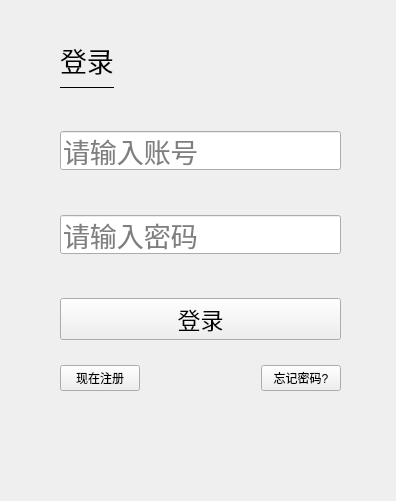
Old version of the form login.ui in the repository bobyasasas/ProjectChat.
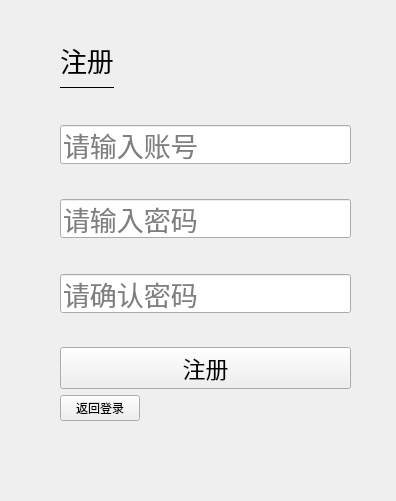
New version of the form. Custom widgets are drawn as their Qt base class.

```diff
--- a/login.ui
+++ b/login.ui
@@ -13,13 +13,13 @@
   <property name="windowTitle">
    <string>登录</string>
   </property>
-  <widget class="QWidget" name="">
+  <widget class="QWidget" name="layoutWidget">
    <property name="geometry">
     <rect>
      <x>60</x>
      <y>40</y>
-     <width>281</width>
-     <height>351</height>
+     <width>291</width>
+     <height>381</height>
     </rect>
    </property>
    <layout class="QVBoxLayout" name="verticalLayout_6">
@@ -37,7 +37,7 @@
              </font>
             </property>
             <property name="text">
-             <string>登录</string>
+             <string>注册</string>
             </property>
            </widget>
           </item>
@@ -99,7 +99,20 @@
         <item>
          <layout class="QVBoxLayout" name="verticalLayout_2">
           <item>
-           <widget class="LineEdit" name="lineEdit">
+           <spacer name="verticalSpacer_6">
+            <property name="orientation">
+             <enum>Qt::Orientation::Vertical</enum>
+            </property>
+            <property name="sizeHint" stdset="0">
+             <size>
+              <width>20</width>
+              <height>40</height>
+             </size>
+            </property>
+           </spacer>
+          </item>
+          <item>
+           <widget class="LineEdit" name="lineEdit_username">
             <property name="font">
              <font>
               <pointsize>20</pointsize>
@@ -174,10 +187,80 @@
             </property>
            </widget>
           </item>
+          <item>
+           <spacer name="verticalSpacer_5">
+            <property name="orientation">
+             <enum>Qt::Orientation::Vertical</enum>
+            </property>
+            <property name="sizeHint" stdset="0">
+             <size>
+              <width>20</width>
+              <height>40</height>
+             </size>
+            </property>
+           </spacer>
+          </item>
+          <item>
+           <widget class="PasswordLineEdit" name="lineEdit_passwd_confirm">
+            <property name="minimumSize">
+             <size>
+              <width>0</width>
+              <height>0</height>
+             </size>
+            </property>
+            <property name="baseSize">
+             <size>
+              <width>0</width>
+              <height>0</height>
+             </size>
+            </property>
+            <property name="font">
+             <font>
+              <pointsize>20</pointsize>
+              <fontweight>Thin</fontweight>
+             </font>
+            </property>
+            <property name="text">
+             <string/>
+            </property>
+            <property name="echoMode">
+             <enum>QLineEdit::EchoMode::Password</enum>
+            </property>
+            <property name="placeholderText">
+             <string>请确认密码</string>
+            </property>
+           </widget>
+          </item>
          </layout>
         </item>
        </layout>
       </item>
+      <item>
+       <spacer name="verticalSpacer_8">
+        <property name="orientation">
+         <enum>Qt::Orientation::Vertical</enum>
+        </property>
+        <property name="sizeHint" stdset="0">
+         <size>
+          <width>20</width>
+          <height>40</height>
+         </size>
+        </property>
+       </spacer>
+      </item>
+      <item>
+       <spacer name="verticalSpacer_7">
+        <property name="orientation">
+         <enum>Qt::Orientation::Vertical</enum>
+        </property>
+        <property name="sizeHint" stdset="0">
+         <size>
+          <width>20</width>
+          <height>40</height>
+         </size>
+        </property>
+       </spacer>
+      </item>
       <item>
        <spacer name="verticalSpacer_2">
         <property name="orientation">
@@ -199,7 +282,7 @@
          </font>
         </property>
         <property name="text">
-         <string>登录</string>
+         <string>注册</string>
         </property>
        </widget>
       </item>
@@ -223,7 +306,7 @@
       <item>
        <widget class="TransparentPushButton" name="pushButton_2">
         <property name="text">
-         <string>现在注册</string>
+         <string>返回登录</string>
         </property>
        </widget>
       </item>
@@ -240,13 +323,6 @@
         </property>
        </spacer>
       </item>
-      <item>
-       <widget class="TransparentPushButton" name="pushButton_3">
-        <property name="text">
-         <string>忘记密码?</string>
-        </property>
-       </widget>
-      </item>
      </layout>
     </item>
    </layout>
```
Left out of the diff: 8 changed lines with no effect on the pictures.
